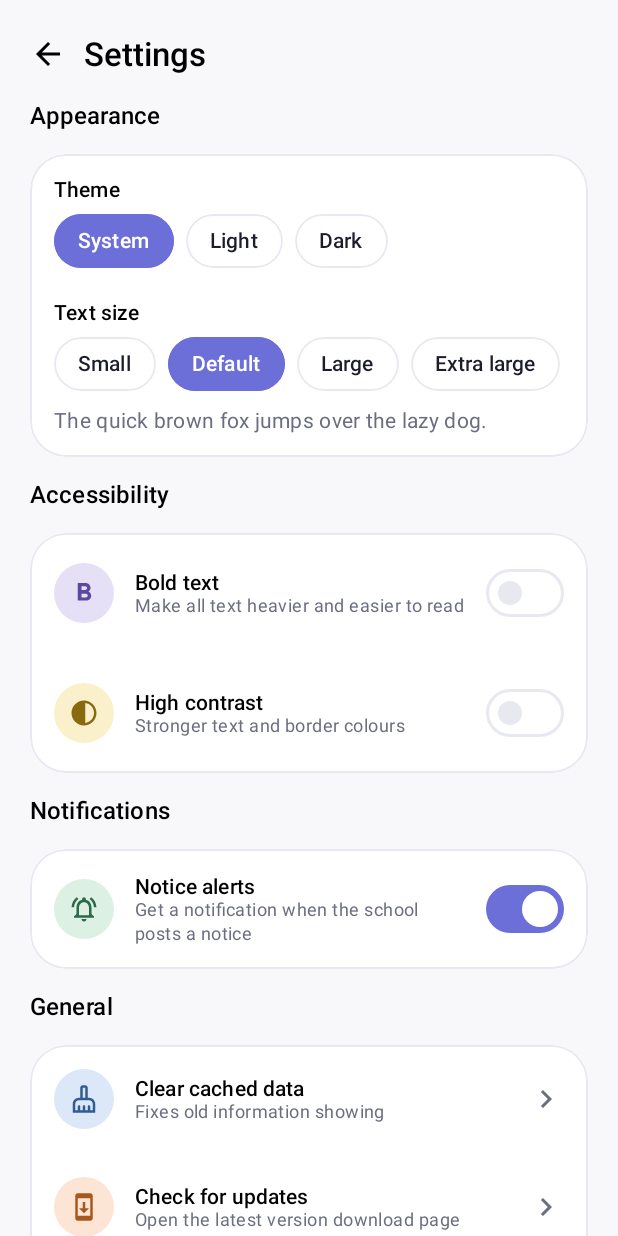
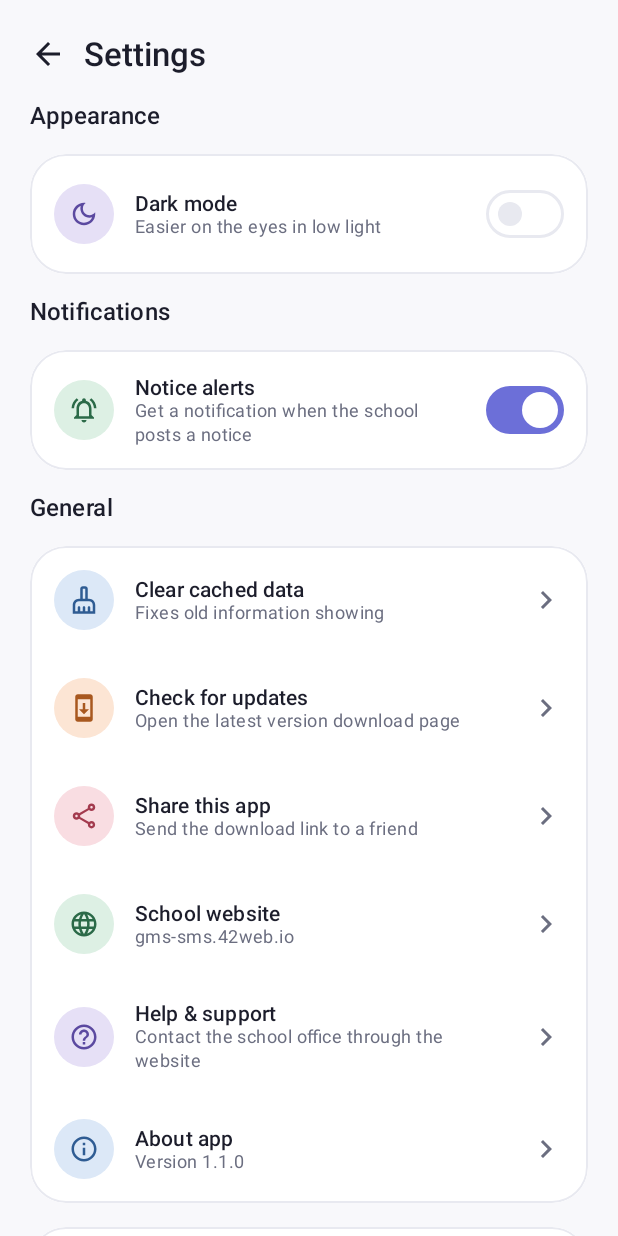
Before and after one commit to raghav-32/ganeshman_school, an Android app built with Jetpack Compose: the SettingsScreen screen opened through its navigation route, on a phone screen of 412 x 824 dp. Run offline under Robolectric (Android 15) with nearby library versions, the phone set to English and light mode, and no system bars; pictures from the network do not load; 1 statement that could not run was skipped.

Commit message:
UI: light by default, dark-mode switch only, remove accessibility/text size, fix dark text colour, settings icon top-right, nav bottom-left with plus on same row, no notices on dashboard
Co-Authored-By: Claude Sonnet 5.5 <noreply@anthropic.com>
Claude-Session: https://claude.ai/code/session_016y9w94E8dwRGCz8mg93ecC

```diff
--- a/android/app/src/main/java/np/edu/ganeshman/sms/MainActivity.kt
+++ b/android/app/src/main/java/np/edu/ganeshman/sms/MainActivity.kt
@@ -1,17 +1,13 @@
 package np.edu.ganeshman.sms
 
-import android.content.res.Configuration
 import android.graphics.Color as AndroidColor
 import android.os.Bundle
 import androidx.activity.ComponentActivity
 import androidx.activity.SystemBarStyle
 import androidx.activity.compose.setContent
 import androidx.activity.enableEdgeToEdge
-import androidx.compose.foundation.isSystemInDarkTheme
 import androidx.compose.runtime.*
 import androidx.compose.ui.graphics.toArgb
-import androidx.compose.ui.platform.LocalDensity
-import androidx.compose.ui.unit.Density
 import np.edu.ganeshman.sms.ui.common.LocalRepo
 import np.edu.ganeshman.sms.ui.common.LocalSettings
 import np.edu.ganeshman.sms.ui.nav.AppRoot
@@ -24,19 +20,13 @@ class MainActivity : ComponentActivity() {
         val app = application as GmsApp
         val settings = app.settings
 
-        // Correct colours from the very first frame (no light flash in dark mode).
-        val systemDark = (resources.configuration.uiMode and Configuration.UI_MODE_NIGHT_MASK) == Configuration.UI_MODE_NIGHT_YES
-        val startDark = when (settings.theme.value) { "dark" -> true; "light" -> false; else -> systemDark }
-        Palette.current = Palette.pick(startDark, settings.highContrast.value)
+        // Correct colours from the very first frame. First launch is always light.
+        Palette.current = Palette.pick(settings.darkMode.value)
 
         setContent {
-            val theme by settings.theme.collectAsState()
-            val scale by settings.textScale.collectAsState()
-            val bold by settings.bold.collectAsState()
-            val contrast by settings.highContrast.collectAsState()
-            val dark = when (theme) { "dark" -> true; "light" -> false; else -> isSystemInDarkTheme() }
+            val dark by settings.darkMode.collectAsState()
 
-            // Status/navigation bar icons must follow the app theme, not only the phone's.
+            // Status/navigation bar icons follow the app's theme.
             DisposableEffect(dark) {
                 enableEdgeToEdge(
                     statusBarStyle = SystemBarStyle.auto(AndroidColor.TRANSPARENT, AndroidColor.TRANSPARENT) { dark },
@@ -44,17 +34,15 @@ class MainActivity : ComponentActivity() {
                 )
                 onDispose { }
             }
-            LaunchedEffect(dark, contrast) {
-                window.decorView.setBackgroundColor(Palette.pick(dark, contrast).canvas.toArgb())
+            LaunchedEffect(dark) {
+                window.decorView.setBackgroundColor(Palette.pick(dark).canvas.toArgb())
             }
 
-            val density = LocalDensity.current
             CompositionLocalProvider(
-                LocalDensity provides Density(density.density, density.fontScale * scale),
                 LocalRepo provides app.repo,
                 LocalSettings provides settings,
             ) {
-                GmsTheme(dark = dark, highContrast = contrast, bold = bold) { AppRoot() }
+                GmsTheme(dark = dark) { AppRoot() }
             }
         }
     }
--- a/android/app/src/main/java/np/edu/ganeshman/sms/data/AppSettings.kt
+++ b/android/app/src/main/java/np/edu/ganeshman/sms/data/AppSettings.kt
@@ -5,26 +5,16 @@ import kotlinx.coroutines.flow.MutableStateFlow
 import kotlinx.coroutines.flow.StateFlow
 import kotlinx.coroutines.flow.asStateFlow
 
-/** User preferences (not secret): theme, text size, accessibility, notifications. */
+/** User preferences (not secret): dark mode and notice alerts. Light mode is the default on first launch. */
 class AppSettings(context: Context) {
     private val prefs = context.getSharedPreferences("gms_settings", Context.MODE_PRIVATE)
 
-    private val _theme = MutableStateFlow(prefs.getString("theme", "system") ?: "system")
-    private val _textScale = MutableStateFlow(prefs.getFloat("text_scale", 1f))
-    private val _bold = MutableStateFlow(prefs.getBoolean("bold", false))
-    private val _contrast = MutableStateFlow(prefs.getBoolean("contrast", false))
+    private val _dark = MutableStateFlow(prefs.getBoolean("dark_mode", false))
     private val _notifications = MutableStateFlow(prefs.getBoolean("notifications", true))
 
-    /** "system", "light" or "dark" */
-    val theme: StateFlow<String> = _theme.asStateFlow()
-    val textScale: StateFlow<Float> = _textScale.asStateFlow()
-    val bold: StateFlow<Boolean> = _bold.asStateFlow()
-    val highContrast: StateFlow<Boolean> = _contrast.asStateFlow()
+    val darkMode: StateFlow<Boolean> = _dark.asStateFlow()
     val notifications: StateFlow<Boolean> = _notifications.asStateFlow()
 
-    fun setTheme(v: String) { prefs.edit().putString("theme", v).apply(); _theme.value = v }
-    fun setTextScale(v: Float) { prefs.edit().putFloat("text_scale", v).apply(); _textScale.value = v }
-    fun setBold(v: Boolean) { prefs.edit().putBoolean("bold", v).apply(); _bold.value = v }
-    fun setHighContrast(v: Boolean) { prefs.edit().putBoolean("contrast", v).apply(); _contrast.value = v }
+    fun setDarkMode(v: Boolean) { prefs.edit().putBoolean("dark_mode", v).apply(); _dark.value = v }
     fun setNotifications(v: Boolean) { prefs.edit().putBoolean("notifications", v).apply(); _notifications.value = v }
 }
--- a/android/app/src/main/java/np/edu/ganeshman/sms/ui/common/Settings.kt
+++ b/android/app/src/main/java/np/edu/ganeshman/sms/ui/common/Settings.kt
@@ -90,36 +90,15 @@ fun SettingsScreen(onBack: () -> Unit, onAbout: () -> Unit, onSignOut: () -> Uni
     val st = LocalSettings.current
     val scope = rememberCoroutineScope()
 
-    val theme by st.theme.collectAsState()
-    val scale by st.textScale.collectAsState()
-    val bold by st.bold.collectAsState()
-    val contrast by st.highContrast.collectAsState()
+    val dark by st.darkMode.collectAsState()
     val notif by st.notifications.collectAsState()
     var confirm by remember { mutableStateOf(false) }
     var cleared by remember { mutableStateOf(false) }
 
-    val themes = listOf("system" to "System", "light" to "Light", "dark" to "Dark")
-    val sizes = listOf(0.9f to "Small", 1f to "Default", 1.15f to "Large", 1.3f to "Extra large")
-
     Screen("Settings", onBack = onBack) {
         SectionTitle("Appearance")
-        Panel {
-            Text("Theme", style = MaterialTheme.typography.titleSmall)
-            PillSelector(themes.map { it.first }, theme, { k -> themes.first { it.first == k }.second }) { st.setTheme(it) }
-            Spacer(Modifier.height(6.dp))
-            Text("Text size", style = MaterialTheme.typography.titleSmall)
-            PillSelector(sizes.map { it.first }, sizes.minByOrNull { kotlin.math.abs(it.first - scale) }?.first, { v -> sizes.first { it.first == v }.second }) { st.setTextScale(it) }
-            Text(
-                "The quick brown fox jumps over the lazy dog.",
-                style = MaterialTheme.typography.bodyMedium, color = InkSoft,
-                modifier = Modifier.padding(top = 4.dp),
-            )
-        }
-
-        SectionTitle("Accessibility")
         Panel(padding = 4.dp) {
-            SwitchRow(Icons.Outlined.FormatBold, "Bold text", "Make all text heavier and easier to read", PastelLilac, OnLilac, bold) { st.setBold(it) }
-            SwitchRow(Icons.Outlined.Contrast, "High contrast", "Stronger text and border colours", PastelYellow, OnYellow, contrast) { st.setHighContrast(it) }
+            SwitchRow(Icons.Outlined.DarkMode, "Dark mode", "Easier on the eyes in low light", PastelLilac, OnLilac, dark) { st.setDarkMode(it) }
         }
 
         SectionTitle("Notifications")
--- a/android/app/src/main/java/np/edu/ganeshman/sms/ui/teacher/Home.kt
+++ b/android/app/src/main/java/np/edu/ganeshman/sms/ui/teacher/Home.kt
@@ -26,7 +26,7 @@ fun TeacherHome(nav: NavHostController) {
     val first = me?.profile?.firstName.orEmpty()
     Screen(
         refresh = state.reload,
-        title = if (first.isBlank()) greeting() else "${greeting()}, $first",
+        title = if (first.isBlank()) greeting() else "Hi, $first",
         subtitle = state.load.dataOrNull()?.today?.let { listOfNotNull(it.weekday.ifBlank { null }, it.dateBs).joinToString(" • ") },
     ) {
         AsyncContent(state, skeletons = 4) { d ->
@@ -49,9 +49,6 @@ fun TeacherHome(nav: NavHostController) {
                     }
                 }
             }
-            SectionTitle("Notices", "See all") { nav.navigate(Routes.T_NOTICES) }
-            if (d.notices.isEmpty()) EmptyState(Illustration.Notices, "No notices", "Announcements will show up here.")
-            else d.notices.take(3).forEach { NoticeCard(it) }
         }
     }
 
--- a/android/app/src/main/java/np/edu/ganeshman/sms/ui/theme/Theme.kt
+++ b/android/app/src/main/java/np/edu/ganeshman/sms/ui/theme/Theme.kt
@@ -1,6 +1,7 @@
 package np.edu.ganeshman.sms.ui.theme
 
 import androidx.compose.foundation.shape.RoundedCornerShape
+import androidx.compose.material3.LocalContentColor
 import androidx.compose.material3.MaterialTheme
 import androidx.compose.material3.Shapes
 import androidx.compose.material3.Typography
@@ -51,26 +52,10 @@ private val DarkColors = AppColors(
     soft = Color(0xFF242530), dark = true,
 )
 
-/** Slightly stronger contrast variants (Settings -> High contrast). */
-private fun AppColors.highContrast(): AppColors = AppColors(
-    canvas = canvas, surface = surface,
-    ink = if (dark) Color.White else Color.Black,
-    inkSoft = if (dark) Color(0xFFE0E1EC) else Color(0xFF2B2D3B),
-    line = if (dark) Color(0xFF6A6D80) else Color(0xFF8C8FA3),
-    brand = brand, brandDark = if (dark) Color.White else Color(0xFF2A2C8F), brandSoft = brandSoft, onBrand = onBrand,
-    pastelGreen = pastelGreen, pastelBlue = pastelBlue, pastelYellow = pastelYellow,
-    pastelPink = pastelPink, pastelLilac = pastelLilac, pastelPeach = pastelPeach,
-    onGreen = onGreen, onBlue = onBlue, onYellow = onYellow, onPink = onPink, onLilac = onLilac, onPeach = onPeach,
-    good = good, warn = warn, bad = bad, soft = soft, dark = dark,
-)
-
 /** The active palette. Changing it recomposes everything that read a colour below. */
 object Palette {
     var current by mutableStateOf(LightColors)
-    fun pick(dark: Boolean, highContrast: Boolean): AppColors {
-        val base = if (dark) DarkColors else LightColors
-        return if (highContrast) base.highContrast() else base
-    }
+    fun pick(dark: Boolean): AppColors = if (dark) DarkColors else LightColors
 }
 
 // Colour names are unchanged, so every screen keeps working; they now follow the palette.
@@ -147,9 +132,9 @@ private fun t(size: Int, weight: FontWeight, line: Int, spacing: Double = 0.0) =
     letterSpacing = spacing.sp,
 )
 
-private fun typography(bold: Boolean): Typography {
-    val body = if (bold) FontWeight.SemiBold else FontWeight.Normal
-    val label = if (bold) FontWeight.Bold else FontWeight.Medium
+private fun typography(): Typography {
+    val body = FontWeight.Normal
+    val label = FontWeight.Medium
     return Typography(
         headlineLarge = t(30, FontWeight.Bold, 38),
         headlineMedium = t(26, FontWeight.Bold, 34),
@@ -167,8 +152,11 @@ private fun typography(bold: Boolean): Typography {
 }
 
 @Composable
-fun GmsTheme(dark: Boolean, highContrast: Boolean = false, bold: Boolean = false, content: @Composable () -> Unit) {
-    val colors = remember(dark, highContrast) { Palette.pick(dark, highContrast) }
+fun GmsTheme(dark: Boolean, content: @Composable () -> Unit) {
+    val colors = remember(dark) { Palette.pick(dark) }
     SideEffect { if (Palette.current !== colors) Palette.current = colors }
-    MaterialTheme(colorScheme = scheme(colors), typography = typography(bold), shapes = shapes, content = content)
+    MaterialTheme(colorScheme = scheme(colors), typography = typography(), shapes = shapes) {
+        // Without this, plain Text/Icon default to BLACK, which disappears on the dark background.
+        CompositionLocalProvider(LocalContentColor provides colors.ink) { content() }
+    }
 }
```
Also changed, not shown: android/app/src/main/java/np/edu/ganeshman/sms/ui/components/Basics.kt (+16 -5 lines), android/app/src/main/java/np/edu/ganeshman/sms/ui/components/Nav.kt (+16 -13 lines), android/app/src/main/java/np/edu/ganeshman/sms/ui/nav/AppNav.kt (+22 -10 lines), android/app/src/main/java/np/edu/ganeshman/sms/ui/student/Home.kt (+1 -6 lines).
